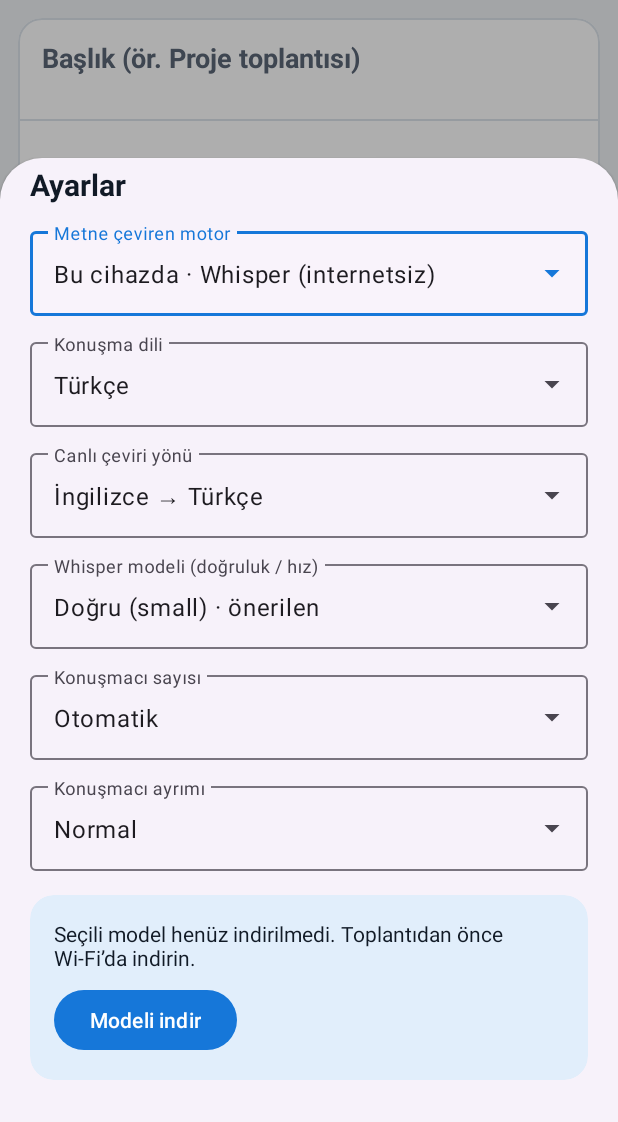
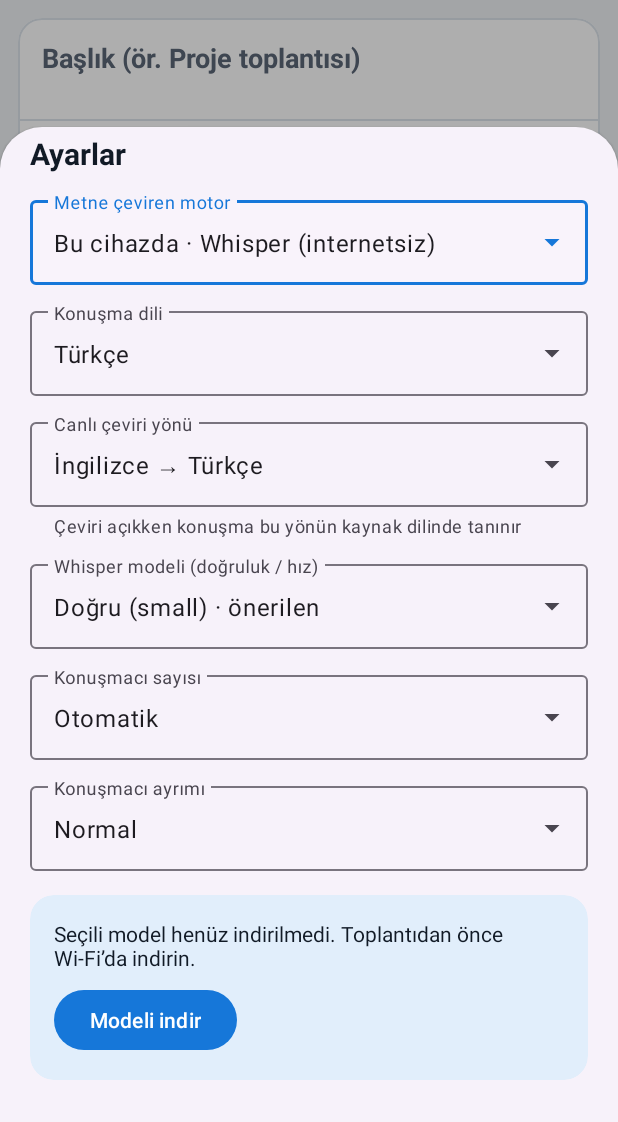
Before and after one commit to ademkaracaa53/Kifa, an Android app: the screen it shows after launch (MainActivity), after a tap on an icon or button, on a phone screen of 412 x 824 dp, the part 114-1236 px from its top. Run offline under Robolectric (Android 15) with nearby library versions, the phone set to English and light mode, and no system bars; libraries missing offline, so code that uses them is left out: com.google.mlkit.common, com.google.mlkit.nl, com.k2fsa.sherpa; pictures from the network do not load.

Commit message:
Android: helperText is an app: attribute
Co-Authored-By: Claude Opus 5.5 <noreply@anthropic.com>
Claude-Session: https://claude.ai/code/session_01F4uDiMhALe7uJJK1HCd6Pe

```diff
--- a/android/app/src/main/res/layout/sheet_settings.xml
+++ b/android/app/src/main/res/layout/sheet_settings.xml
@@ -1,6 +1,7 @@
 <?xml version="1.0" encoding="utf-8"?>
 <!-- Ayarlar: banttaki ayar düğmesiyle alttan açılır -->
 <androidx.core.widget.NestedScrollView xmlns:android="http://schemas.android.com/apk/res/android"
+    xmlns:app="http://schemas.android.com/apk/res-auto"
     android:layout_width="match_parent"
     android:layout_height="wrap_content">
 
@@ -118,7 +119,7 @@
                 android:layout_height="wrap_content"
                 android:layout_marginTop="12dp"
                 android:hint="Canlı çeviri yönü"
-                android:helperText="Çeviri açıkken konuşma bu yönün kaynak dilinde tanınır">
+                app:helperText="Çeviri açıkken konuşma bu yönün kaynak dilinde tanınır">
                 <com.google.android.material.textfield.MaterialAutoCompleteTextView
                     android:id="@+id/spTrDir"
                     android:layout_width="match_parent"
@@ -181,7 +182,7 @@
             android:layout_marginTop="16dp"
             app:cardBackgroundColor="@color/accent_soft"
             app:strokeWidth="0dp"
-            xmlns:app="http://schemas.android.com/apk/res-auto">
+           >
             <LinearLayout
                 android:layout_width="match_parent"
                 android:layout_height="wrap_content"
```
